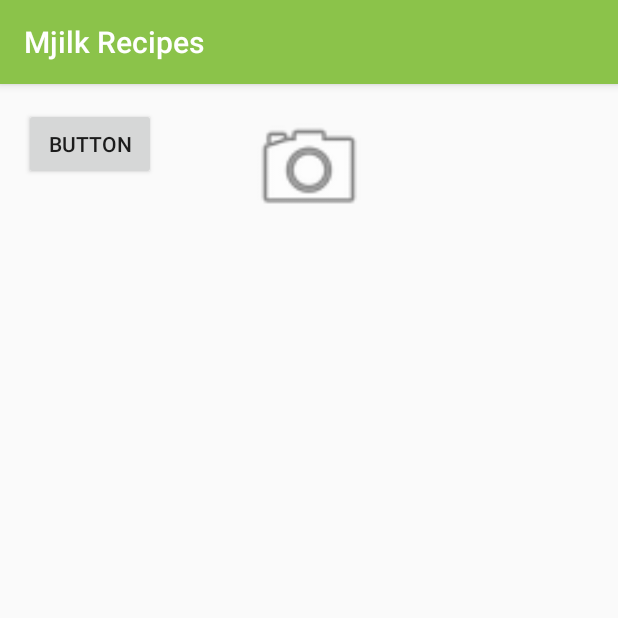
After one commit to ryuhikari/MjilkMjecipes, an Android app: the UploadImageActivity screen opened directly, with no data from a screen before it, on a phone screen of 412 x 824 dp, the top half of it. The commit adds this screen. Run offline under Robolectric (Android 15) with nearby library versions, the phone set to English and light mode, and no system bars.

Commit message:
Add upload image activity
Activity functionlity tested. It does not upload high quality images and
do not stores them in memory but it works. Next step is to link it to
New/Edit Comment Activity.

```diff
--- a/app/src/main/java/se/ju/taun15a16/group5/mjilkmjecipes/DebugActivity.java
+++ b/app/src/main/java/se/ju/taun15a16/group5/mjilkmjecipes/DebugActivity.java
@@ -66,6 +66,7 @@ public class DebugActivity extends AppCompatActivity {
                             }
                             break;
                         case "addImageToComment":
+                            /*
                             try {
                                 Boolean commentImageUploaded = RESTManager.getInstance().addImageToComment(getApplicationContext(), getResources(), "349", "");
                             } catch (HTTP401Exception e) {
@@ -73,7 +74,10 @@ public class DebugActivity extends AppCompatActivity {
                             } catch (HTTP404Exception e) {
                                 e.printStackTrace();
                             }
+                            */
+                            break;
                         case "addImageToRecipe":
+                            /*
                             try {
                                 Boolean imageUploaded = RESTManager.getInstance().addImageToRecipe(getApplicationContext(), getResources(), "444", "");
                             } catch (HTTP401Exception e) {
@@ -81,6 +85,8 @@ public class DebugActivity extends AppCompatActivity {
                             } catch (HTTP404Exception e) {
                                 e.printStackTrace();
                             }
+                            */
+                            break;
                         case "createAccount":
                             try {
                                 JSONObject info = debugRestManager.createAccount("AdminMjilkRecipes2","Admin!1",0.0,0.0);
--- a/app/src/main/java/se/ju/taun15a16/group5/mjilkmjecipes/NewCommentActivity.java
+++ b/app/src/main/java/se/ju/taun15a16/group5/mjilkmjecipes/NewCommentActivity.java
@@ -24,9 +24,6 @@ import se.ju.taun15a16.group5.mjilkmjecipes.backend.rest.HTTP401Exception;
 import se.ju.taun15a16.group5.mjilkmjecipes.backend.rest.HTTP404Exception;
 import se.ju.taun15a16.group5.mjilkmjecipes.backend.rest.RESTErrorCodes;
 import se.ju.taun15a16.group5.mjilkmjecipes.backend.rest.RESTManager;
-import se.ju.taun15a16.group5.mjilkmjecipes.recipelist.ShowRecipeListActivity;
-
-import static se.ju.taun15a16.group5.mjilkmjecipes.NewRecipeActivity.EXTRA_DIRECTIONS;
 
 /**
  * Created by Fernando on 2017-02-13.
@@ -64,7 +61,7 @@ public class NewCommentActivity extends AppCompatActivity {
         super.onCreate(savedInstanceState);
         setContentView(R.layout.activity_new_comment);
 
-        commentImageImageView = (ImageView) findViewById(R.id.set_picture);
+        commentImageImageView = (ImageView) findViewById(R.id.upload_image_imageView);
         commentRatingRatingBar = (RatingBar) findViewById(R.id.new_comment_ratingBar_comment_rating);
         commentContentTextView = (TextView) findViewById(R.id.new_comment_editText_comment);
         sendButton = (Button) findViewById(R.id.button_new_comment_send);
--- /dev/null
+++ b/app/src/main/res/layout/activity_upload_image.xml
@@ -0,0 +1,34 @@
+<?xml version="1.0" encoding="utf-8"?>
+<RelativeLayout xmlns:android="http://schemas.android.com/apk/res/android"
+    xmlns:tools="http://schemas.android.com/tools"
+    android:id="@+id/upload_image_container"
+    android:layout_width="match_parent"
+    android:layout_height="match_parent"
+    android:paddingBottom="@dimen/activity_vertical_margin"
+    android:paddingLeft="@dimen/activity_horizontal_margin"
+    android:paddingRight="@dimen/activity_horizontal_margin"
+    android:paddingTop="@dimen/activity_vertical_margin"
+    tools:context="se.ju.taun15a16.group5.mjilkmjecipes.UploadImageActivity">
+
+    <Button
+        android:id="@+id/upload_image_options_button"
+        android:layout_width="80dp"
+        android:layout_height="80dp"
+        android:layout_centerHorizontal="true"
+        android:background="@android:drawable/ic_menu_camera" />
+
+    <ImageView
+        android:id="@+id/upload_image_imageView"
+        android:layout_width="match_parent"
+        android:layout_height="match_parent"
+        android:adjustViewBounds="true"
+        android:scaleType="centerCrop"
+        android:layout_below="@+id/upload_image_options_button" />
+
+    <Button
+        android:text="Button"
+        android:layout_width="wrap_content"
+        android:layout_height="wrap_content"
+        android:id="@+id/upload_image_send_button" />
+
+</RelativeLayout>
```
Also changed, not shown: app/src/main/AndroidManifest.xml (+10 -11 lines), app/src/main/java/se/ju/taun15a16/group5/mjilkmjecipes/MainActivity.java (+13 -0 lines), app/src/main/java/se/ju/taun15a16/group5/mjilkmjecipes/NewRecipeActivity.java (+2 -5 lines), app/src/main/java/se/ju/taun15a16/group5/mjilkmjecipes/UploadImageActivity.java (added, +131 -0 lines), app/src/main/java/se/ju/taun15a16/group5/mjilkmjecipes/backend/rest/RESTManager.java (+10 -10 lines), app/src/main/res/layout/activity_new_comment.xml (+4 -4 lines), app/src/main/res/layout/activity_new_recipe.xml (+5 -5 lines).
